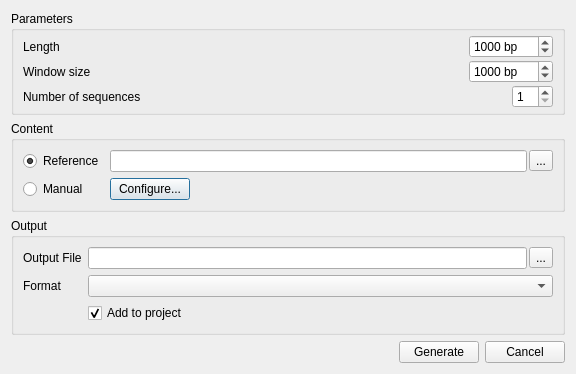
Qt form src/plugins/dna_export/src/ui/DNASequenceGeneratorDialog.ui (violethaze74/ugene) before a commit.
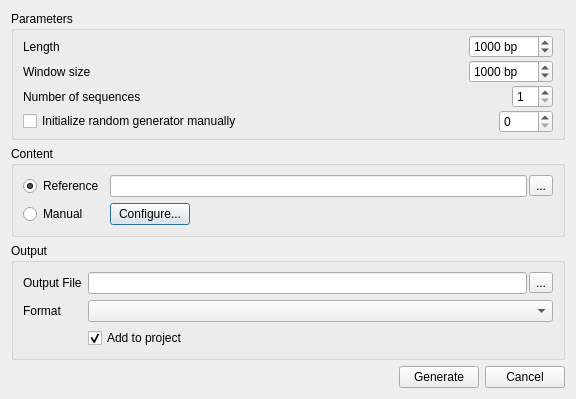
The same form after that commit.

Commit message: UGENE-58: seed parameter added, small fixes

The edit to the form file:
```diff
--- a/src/plugins/dna_export/src/ui/DNASequenceGeneratorDialog.ui
+++ b/src/plugins/dna_export/src/ui/DNASequenceGeneratorDialog.ui
@@ -158,6 +158,37 @@
         </item>
        </layout>
       </item>
+      <item>
+       <layout class="QHBoxLayout" name="horizontalLayout_8">
+        <item>
+         <widget class="QCheckBox" name="seedCheckBox">
+          <property name="text">
+           <string>Initialize random generator manually</string>
+          </property>
+         </widget>
+        </item>
+        <item>
+         <spacer name="horizontalSpacer_6">
+          <property name="orientation">
+           <enum>Qt::Horizontal</enum>
+          </property>
+          <property name="sizeHint" stdset="0">
+           <size>
+            <width>40</width>
+            <height>20</height>
+           </size>
+          </property>
+         </spacer>
+        </item>
+        <item>
+         <widget class="QSpinBox" name="seedSpinBox">
+          <property name="maximum">
+           <number>1000</number>
+          </property>
+         </widget>
+        </item>
+       </layout>
+      </item>
      </layout>
     </widget>
    </item>
```
The commit also changes 5 other files.
